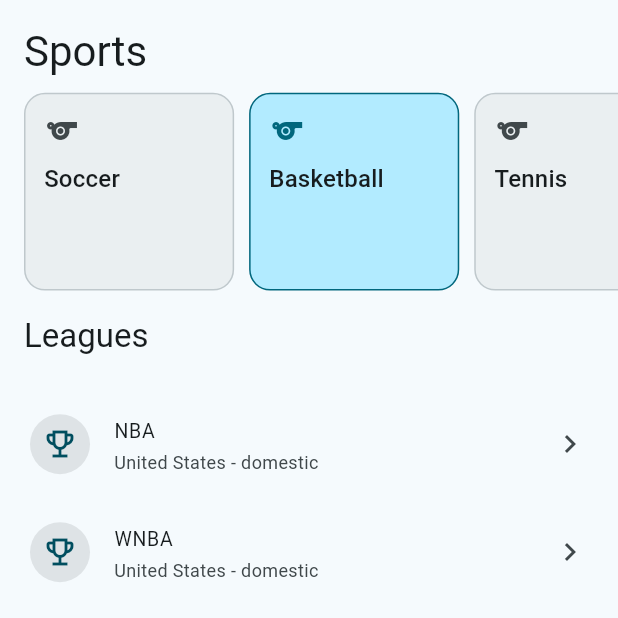
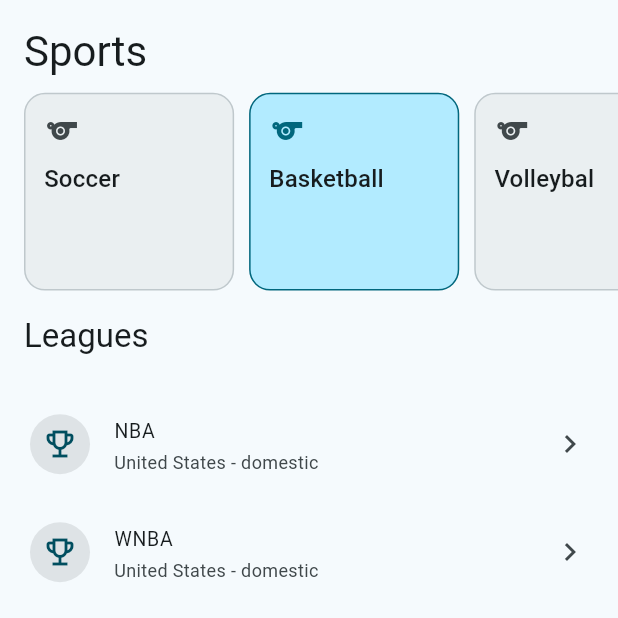
Before and after one commit to coteacarla/Live_sports_app_flutter, a Flutter app: the screen it shows after launch, after a tap on "Basketball", on a phone screen of 412 x 824 dp, the top half of it. Run offline on Flutter 3.47's test engine with Material 3 defaults, Android fonts, the phone set to English and light mode, and no system bars; our stand-ins replace connectivity_plus, dio, equatable, firebase_core, firebase_messaging, flutter_local_notifications and 6 more; accounts and stored records are empty; generated files the repository leaves out were written again; network calls fail.

Commit message:
war is over

```diff
--- a/live_sports_app/lib/core/constants/api_constants.dart
+++ b/live_sports_app/lib/core/constants/api_constants.dart
@@ -8,7 +8,8 @@
 
   static const requestTimeoutSeconds = 15;
 
-  // ESPN public scoreboard feeds — top 4 (or more) live endpoints per sport.
+  // ESPN public scoreboard feeds.
+  // Note: FIVB volleyball endpoints (fivb-volleyball-womens/mens) return HTTP 400 and are excluded.
   static const espnLiveEndpointsBySport = <String, List<String>>{
     'football': [
       'https://site.api.espn.com/apis/site/v2/sports/soccer/eng.1/scoreboard',
@@ -23,12 +24,14 @@
       'https://site.api.espn.com/apis/site/v2/sports/basketball/mens-college-basketball/scoreboard',
       'https://site.api.espn.com/apis/site/v2/sports/basketball/womens-college-basketball/scoreboard',
     ],
-    'tennis': [
-      'https://site.api.espn.com/apis/site/v2/sports/tennis/atp/scoreboard',
-      'https://site.api.espn.com/apis/site/v2/sports/tennis/wta/scoreboard',
+    'volleyball': [
+      'https://site.api.espn.com/apis/site/v2/sports/volleyball/womens-college-volleyball/scoreboard',
+      'https://site.api.espn.com/apis/site/v2/sports/volleyball/mens-college-volleyball/scoreboard',
     ],
     'hockey': [
       'https://site.api.espn.com/apis/site/v2/sports/hockey/nhl/scoreboard',
+      'https://site.api.espn.com/apis/site/v2/sports/hockey/mens-college-hockey/scoreboard',
+      'https://site.api.espn.com/apis/site/v2/sports/hockey/womens-college-hockey/scoreboard',
     ],
   };
 
@@ -36,20 +39,20 @@
   // Used by LeagueFilterBar to build the exact URL when a chip is tapped.
   static const leagueNameToEspnEndpointSlug = <String, String>{
     // ── Football / Soccer ──────────────────────────────────────────────────
-    'Premier League':       'soccer/eng.1',
-    'La Liga':              'soccer/esp.1',
-    'Bundesliga':           'soccer/ger.1',
-    'Serie A':              'soccer/ita.1',
-    'Serie A TIM':          'soccer/ita.1',
-    'Ligue 1':              'soccer/fra.1',
-    'Championship':         'soccer/eng.2',
-    'Scottish Premier League': 'soccer/sco.1',
-    'Scottish Championship':   'soccer/sco.2',
-    'Eredivisie':           'soccer/ned.1',
-    'Primeira Liga':        'soccer/por.1',
-    'Liga Portugal Bwin':   'soccer/por.1',
-    'Super Lig':            'soccer/tur.1',
-    'Süper Lig':            'soccer/tur.1',
+    'Premier League':            'soccer/eng.1',
+    'La Liga':                   'soccer/esp.1',
+    'Bundesliga':                'soccer/ger.1',
+    'Serie A':                   'soccer/ita.1',
+    'Serie A TIM':               'soccer/ita.1',
+    'Ligue 1':                   'soccer/fra.1',
+    'Championship':              'soccer/eng.2',
+    'Scottish Premier League':   'soccer/sco.1',
+    'Scottish Championship':     'soccer/sco.2',
+    'Eredivisie':                'soccer/ned.1',
+    'Primeira Liga':             'soccer/por.1',
+    'Liga Portugal Bwin':        'soccer/por.1',
+    'Super Lig':                 'soccer/tur.1',
+    'Süper Lig':                 'soccer/tur.1',
 
     // ── Basketball ─────────────────────────────────────────────────────────
     'NBA':                        'basketball/nba',
@@ -57,12 +60,14 @@
     'NCAA Men\'s Basketball':     'basketball/mens-college-basketball',
     'NCAA Women\'s Basketball':   'basketball/womens-college-basketball',
 
-    // ── Tennis ─────────────────────────────────────────────────────────────
-    'ATP Tour':  'tennis/atp',
-    'WTA Tour':  'tennis/wta',
+    // ── Volleyball ─────────────────────────────────────────────────────────
+    'NCAA Women\'s Volleyball':   'volleyball/womens-college-volleyball',
+    'NCAA Men\'s Volleyball':     'volleyball/mens-college-volleyball',
 
-    // ── Hockey ────────────────────────────────────────────────────────────
-    'NHL':                         'hockey/nhl',
+    // ── Hockey ─────────────────────────────────────────────────────────────
+    'NHL':                          'hockey/nhl',
+    'NCAA Men\'s Hockey':           'hockey/mens-college-hockey',
+    'NCAA Women\'s Hockey':         'hockey/womens-college-hockey',
   };
 
   // TheSportsDB league IDs used for schedule/results fallback.
@@ -79,11 +84,9 @@
       '4391', // NCAA Men's
       '4394', // EuroLeague
     ],
-    'tennis': [
-      '4516', // ATP Tour
-      '4517', // WTA Tour
-    ],
+    'volleyball': [],
     'hockey': [
+      '4380', // NHL
     ],
   };
 }
--- a/live_sports_app/lib/features/matches/data/datasources/matches_remote_datasource.dart
+++ b/live_sports_app/lib/features/matches/data/datasources/matches_remote_datasource.dart
@@ -103,7 +103,10 @@
             _metaIndexCachedAt ??= DateTime.now().toUtc();
           }
 
-          final normalizedSport = expectedSport ?? _sportIdFromEspnEvent(rawEvent);
+          // Prefer endpoint path for sport ID — more reliable than event-level fields.
+          final normalizedSport = expectedSport
+              ?? (endpointPath != null ? _canonicalSportId(endpointPath.sportPath) : null)
+              ?? _sportIdFromEspnEvent(rawEvent);
           if (sportId != null &&
               sportId.isNotEmpty &&
               normalizedSport != _canonicalSportId(sportId)) {
@@ -163,13 +166,21 @@
     required PaginationParams pagination,
     MatchFilters filters = const MatchFilters(),
   }) async {
+    final leagueEndpoints = _leagueEndpoints(filters.leagueId);
     final all = await _getResultsWindow(
       sportId: filters.sportId,
       baseDate: filters.from,
-      endpoints: _leagueEndpoints(filters.leagueId),
+      endpoints: leagueEndpoints,
     );
 
-    final filtered = _applyFilters(all, filters)
+    // When a league-specific endpoint was used, ESPN already scoped the results
+    // to that league. Don't filter by leagueId name (e.g. 'soccer/esp.1' would
+    // never substring-match 'La Liga'), just apply date + sport filters.
+    final effectiveFilters = leagueEndpoints != null
+        ? MatchFilters(sportId: filters.sportId, from: filters.from, to: filters.to)
+        : filters;
+
+    final filtered = _applyFilters(all, effectiveFilters)
         .where((match) => match.status == MatchStatus.finished)
         .toList(growable: false);
 
@@ -182,13 +193,19 @@
     required PaginationParams pagination,
     MatchFilters filters = const MatchFilters(),
   }) async {
+    final leagueEndpoints = _leagueEndpoints(filters.leagueId);
     final all = await _getResultsWindow(
       sportId: filters.sportId,
       baseDate: filters.from,
-      endpoints: _leagueEndpoints(filters.leagueId),
+      endpoints: leagueEndpoints,
     );
 
-    final filtered = _applyFilters(all, filters)
+    // Same as getPastMatches: league already scoped by endpoint, skip name match.
+    final effectiveFilters = leagueEndpoints != null
+        ? MatchFilters(sportId: filters.sportId, from: filters.from, to: filters.to)
+        : filters;
+
+    final filtered = _applyFilters(all, effectiveFilters)
         .where((match) => match.status == MatchStatus.scheduled)
         .toList(growable: false);
 
@@ -541,7 +558,7 @@
 
     final sportLabel = switch (sportId) {
       'basketball' => 'Basketball update',
-      'tennis' => 'Tennis update',
+      'rugby' => 'Rugby update',
       'hockey' => 'Hockey update',
       _ => 'Live update',
     };
@@ -586,17 +603,59 @@
   }) async {
     final base = (baseDate ?? DateTime.now()).toUtc();
     final resolvedEndpoints = endpoints ?? _resolveEspnEndpoints(sportId);
-    final dated = await _collectEspnMatches(
-      fromOffsetDays: -7,
-      toOffsetDays: 7,
+
+    // When a specific league endpoint is provided the caller wants matches on
+    // the exact selected date — not the current matchday. Use only the dated
+    // fetch so the date window in _applyFilters is respected.
+    if (endpoints != null) {
+      final dated = await _collectEspnMatches(
+        fromOffsetDays: 0,
+        toOffsetDays: 0,
+        sportId: sportId,
+        baseDate: base,
+        endpoints: resolvedEndpoints,
+      );
+      if (dated.isNotEmpty) return dated;
+
+      // ESPN sometimes needs a ±1 day window for timezone edge cases.
+      return _collectEspnMatches(
+        fromOffsetDays: -1,
+        toOffsetDays: 1,
+        sportId: sportId,
+        baseDate: base,
+        endpoints: resolvedEndpoints,
+      );
+    }
+
+    // No league filter: fetch the specific day AND the current/undated window
+    // in parallel. Some ESPN endpoints honour ?dates=; others ignore it and
+    // return the current round — running both guarantees we catch either.
+    final results = await Future.wait([
+      _collectEspnMatches(
+        fromOffsetDays: 0,
+        toOffsetDays: 0,
+        sportId: sportId,
+        baseDate: base,
+        endpoints: resolvedEndpoints,
+      ),
+      _fetchCurrentScoreboards(resolvedEndpoints, sportId: sportId),
+    ]);
+
+    final seen = <String>{};
+    final all = <MatchModel>[];
+    for (final m in results.expand((list) => list)) {
+      if (seen.add(m.id)) all.add(m);
+    }
+    if (all.isNotEmpty) return all;
+
+    // Last resort: ±3 day window (handles endpoints that need a wider range).
+    return _collectEspnMatches(
+      fromOffsetDays: -3,
+      toOffsetDays: 3,
       sportId: sportId,
       baseDate: base,
       endpoints: resolvedEndpoints,
     );
-    if (dated.isNotEmpty) return dated;
-
-    // Fallback for endpoints that ignore the ?dates= param (e.g. tennis).
-    return _fetchCurrentScoreboards(resolvedEndpoints, sportId: sportId);
   }
 
   Future<EspnScoreboardResponse> _fetchEspnScoreboardForDate({
@@ -664,8 +723,9 @@
               _metaIndexCachedAt ??= DateTime.now().toUtc();
             }
 
-            final normalizedSport =
-                expectedSport ?? _sportIdFromEspnEvent(rawEvent);
+            final normalizedSport = expectedSport
+                ?? (endpointPath != null ? _canonicalSportId(endpointPath.sportPath) : null)
+                ?? _sportIdFromEspnEvent(rawEvent);
             if (sportId != null &&
                 sportId.isNotEmpty &&
                 normalizedSport != _canonicalSportId(sportId)) {
@@ -873,9 +933,17 @@
 
     final matchStatus = completed
         ? MatchStatus.finished
-        : (statusName == 'status_in_progress' || statusName.contains('in'))
+        : (statusName.contains('progress') || statusName.contains('in_progress') ||
+                statusName == 'status_in_progress')
             ? MatchStatus.live
-            : MatchStatus.scheduled;
+            : (statusName.contains('halftime') || statusName.contains('half_time') ||
+                    statusName.contains('pause') || statusName.contains('intermission'))
+                ? MatchStatus.paused
+                : (statusName.contains('postponed'))
+                    ? MatchStatus.postponed
+                    : (statusName.contains('cancel'))
+                        ? MatchStatus.cancelled
+                        : MatchStatus.scheduled;
 
     final league = rawEvent.league;
     final eventLeagueId = (league?.name ??
@@ -894,7 +962,7 @@
     var awayTeam = _espnCompetitorToTeam(away);
 
     // Last-resort fallback: parse "Player A vs. Player B" from the event title.
-    // Covers individual sports (tennis, golf) where competitor parsing may fail.
+    // Covers individual sports (rugby, golf) where competitor parsing may fail.
     if (homeTeam.name == 'Unknown' || awayTeam.name == 'Unknown') {
       for (final sep in const [' vs. ', ' vs ']) {
         if (rawEvent.name.contains(sep)) {
@@ -957,7 +1025,7 @@
     final sport = rawEvent.sport?.slug?.toLowerCase();
     if (sport == 'soccer') return 'football';
     if (sport == 'basketball') return 'basketball';
-    if (sport == 'tennis') return 'tennis';
+    if (sport == 'rugby') return 'rugby';
     if (sport == 'hockey') return 'hockey';
 
     final league = rawEvent.league;
@@ -967,14 +1035,10 @@
     if (leagueName.contains('nba') || leagueName.contains('basketball')) {
       return 'basketball';
     }
-    if (leagueName.contains('atp') ||
-        leagueName.contains('wta') ||
-        leagueName.contains('tennis') ||
-        leagueName.contains('us open') ||
-        leagueName.contains('wimbledon') ||
-        leagueName.contains('french open') ||
-        leagueName.contains('australian open')) {
-      return 'tennis';
+    if (leagueName.contains('rugby') ||
+        leagueName.contains('six nations') ||
+        leagueName.contains('rugby championship')) {
+      return 'rugby';
     }
     if (leagueName.contains('premier') ||
         leagueName.contains('la liga') ||
@@ -995,7 +1059,7 @@
         return 'football';
       }
       if (sport.contains('basketball')) return 'basketball';
-      if (sport.contains('tennis')) return 'tennis';
+      if (sport.contains('rugby')) return 'rugby';
       if (sport.contains('hockey')) return 'hockey';
       return sport;
     }
@@ -1007,7 +1071,7 @@
     final sportPath = meta.sportPath.toLowerCase();
     if (sportPath.contains('soccer')) return 'football';
     if (sportPath.contains('basketball')) return 'basketball';
-    if (sportPath.contains('tennis')) return 'tennis';
+    if (sportPath.contains('rugby')) return 'rugby';
     if (sportPath.contains('hockey')) return 'hockey';
     return sportPath;
   }
--- a/live_sports_app/lib/features/matches/presentation/screens/live_matches_screen.dart
+++ b/live_sports_app/lib/features/matches/presentation/screens/live_matches_screen.dart
@@ -38,14 +38,7 @@
             SliverPadding(
               padding: EdgeInsets.all(spacingSmall),
               sliver: SliverToBoxAdapter(
-                child: LeagueFilterBar(
-                  onSelectLeague: (id, leagueSportId) {
-                    ref.read(selectedLeagueIdProvider.notifier).setLeagueId(id);
-                    if (leagueSportId != null) {
-                      ref.read(selectedSportIdProvider.notifier).setSportId(leagueSportId);
-                    }
-                  },
-                ),
+                child: const LeagueFilterBar(),
               ),
             ),
 
--- a/live_sports_app/lib/features/matches/presentation/screens/results_screen.dart
+++ b/live_sports_app/lib/features/matches/presentation/screens/results_screen.dart
@@ -35,14 +35,7 @@
             SliverPadding(
               padding: const EdgeInsets.fromLTRB(16, 16, 16, 0),
               sliver: SliverToBoxAdapter(
-                child: LeagueFilterBar(
-                  onSelectLeague: (id, leagueSportId) {
-                    ref.read(selectedLeagueIdProvider.notifier).setLeagueId(id);
-                    if (leagueSportId != null) {
-                      ref.read(selectedSportIdProvider.notifier).setSportId(leagueSportId);
-                    }
-                  },
-                ),
+                child: const LeagueFilterBar(),
               ),
             ),
 
--- a/live_sports_app/lib/features/matches/providers.dart
+++ b/live_sports_app/lib/features/matches/providers.dart
@@ -263,17 +263,24 @@
         (matches) {
           final filtered = _filterMatches(matches);
 
-          final previousIds = state.matches.map((m) => m.id).toSet();
-          final newlyLive = filtered.where(
-            (m) =>
-                m.isLive &&
-                !previousIds.contains(m.id) &&
-                ref.read(matchNotificationPreferencesProvider.notifier).isEnabled(m.id),
-          );
-          for (final m in newlyLive) {
+          final previousScores = {
+            for (final m in state.matches) m.id: (m.homeScore, m.awayScore),
+          };
+          final notifier = ref.read(matchNotificationPreferencesProvider.notifier);
+          final notificationService = ref.read(localNotificationServiceProvider);
+          for (final m in filtered) {
+            if (!m.isLive || !notifier.isEnabled(m.id)) continue;
+            final prev = previousScores[m.id];
+            final isNew = prev == null;
+            final scoreChanged = prev != null &&
+                (prev.$1 != m.homeScore || prev.$2 != m.awayScore);
+            if (!isNew && !scoreChanged) continue;
+            final title = isNew
+                ? 'Live now: ${m.homeTeam.name} vs ${m.awayTeam.name}'
+                : 'Score update: ${m.homeTeam.name} vs ${m.awayTeam.name}';
             unawaited(
-              ref.read(localNotificationServiceProvider).showInstantNotification(
-                title: 'Live now: ${m.homeTeam.name} vs ${m.awayTeam.name}',
+              notificationService.showInstantNotification(
+                title: title,
                 body:
                     '${m.homeTeam.name} ${m.homeScore ?? 0} - ${m.awayScore ?? 0} ${m.awayTeam.name}',
               ),
@@ -302,18 +309,17 @@
   }
 
   List<Match> _filterMatches(List<Match> matches) {
-    final nowUtc = DateTime.now().toUtc();
-    final startOfToday = DateTime.utc(nowUtc.year, nowUtc.month, nowUtc.day);
-    final endOfToday = startOfToday.add(const Duration(days: 1));
+    final leagueId = ref.read(selectedLeagueIdProvider);
 
     return matches
         .where((m) {
           if (m.sportId.toLowerCase() != _sportId.toLowerCase()) return false;
-          if (m.isLive) return true;
-          if (!m.isScheduled) return false;
-          // Only upcoming fixtures for today, not future days.
-          return !m.scheduledAt.isBefore(startOfToday) &&
-              m.scheduledAt.isBefore(endOfToday);
+          if (leagueId != null && leagueId.isNotEmpty) {
+            final ml = m.leagueId.toLowerCase();
+            final fl = leagueId.toLowerCase();
+            if (ml.isEmpty || (!ml.contains(fl) && !fl.contains(ml))) return false;
+          }
+          return m.isLive;
         })
         .toList(growable: false);
   }
--- a/live_sports_app/lib/features/sports/data/datasources/sports_remote_datasource.dart
+++ b/live_sports_app/lib/features/sports/data/datasources/sports_remote_datasource.dart
@@ -25,7 +25,7 @@
   static const Set<String> _supportedSportIds = {
     'football',
     'basketball',
-    'tennis',
+    'volleyball',
     'hockey',
   };
 
@@ -33,7 +33,7 @@
     'soccer': 'Soccer',
     'football': 'Soccer',
     'basketball': 'Basketball',
-    'tennis': 'Tennis',
+    'volleyball': 'Volleyball',
     'hockey': 'Hockey',
     'baseball': 'Baseball',
     'american-football': 'American Football',
@@ -62,11 +62,13 @@
     'WNBA': '2025',
     "NCAA Men's Basketball": '2024-2025',
     "NCAA Women's Basketball": '2024-2025',
-    // Tennis
-    'ATP Tour': '2025',
-    'WTA Tour': '2025',
+    // Volleyball
+    "NCAA Women's Volleyball": '2025-2026',
+    "NCAA Men's Volleyball": '2025-2026',
     // Hockey
     'NHL': '2025-2026',
+    "NCAA Men's Hockey": '2025-2026',
+    "NCAA Women's Hockey": '2025-2026',
   };
 
   // Static league definitions guaranteed to appear for every sport,
@@ -121,21 +123,31 @@
         country: 'United States', currentSeason: '2024-2025',
       ),
     ],
-    'tennis': [
+    'volleyball': [
       LeagueModel(
-        id: 's_atp', name: 'ATP Tour',
-        sportType: SportType.tennis, type: LeagueType.international,
-        currentSeason: '2025',
+        id: 's_ncaa_wv', name: "NCAA Women's Volleyball",
+        sportType: SportType.volleyball, type: LeagueType.domestic,
+        country: 'United States', currentSeason: '2025-2026',
       ),
       LeagueModel(
-        id: 's_wta', name: 'WTA Tour',
-        sportType: SportType.tennis, type: LeagueType.international,
-        currentSeason: '2025',
+        id: 's_ncaa_mv', name: "NCAA Men's Volleyball",
+        sportType: SportType.volleyball, type: LeagueType.domestic,
+        country: 'United States', currentSeason: '2025-2026',
       ),
     ],
     'hockey': [
       LeagueModel(
         id: 's_nhl', name: 'NHL',
+        sportType: SportType.hockey, type: LeagueType.domestic,
+        country: 'United States', currentSeason: '2025-2026',
+      ),
+      LeagueModel(
+        id: 's_ncaa_mh', name: "NCAA Men's Hockey",
+        sportType: SportType.hockey, type: LeagueType.domestic,
+        country: 'United States', currentSeason: '2025-2026',
+      ),
+      LeagueModel(
+        id: 's_ncaa_wh', name: "NCAA Women's Hockey",
         sportType: SportType.hockey, type: LeagueType.domestic,
         country: 'United States', currentSeason: '2025-2026',
       ),
@@ -158,9 +170,9 @@
         isPopular: true,
       ),
       const SportModel(
-        id: 'tennis',
-        name: 'Tennis',
-        slug: 'tennis',
+        id: 'volleyball',
+        name: 'Volleyball',
+        slug: 'volleyball',
         isPopular: true,
       ),
       const SportModel(
--- a/live_sports_app/lib/features/sports/data/models/sport_model.dart
+++ b/live_sports_app/lib/features/sports/data/models/sport_model.dart
@@ -34,8 +34,8 @@
               .replaceAll(RegExp(r'\s+'), '-'),
         ),
         iconUrl: (json['strSportThumb'] ?? json['icon_url'])?.toString(),
-        isPopular: const {'Soccer', 'Basketball', 'Tennis'}
-            .contains((json['strSport'] ?? '').toString()),
+        isPopular: const {'Soccer', 'Basketball', 'Rugby'}
+          .contains((json['strSport'] ?? '').toString()),
       );
 
   static String _canonicalSlug(String slug) {
--- a/live_sports_app/lib/features/sports/domain/entities/sport.dart
+++ b/live_sports_app/lib/features/sports/domain/entities/sport.dart
@@ -4,6 +4,8 @@
   football,
   basketball,
   tennis,
+  volleyball,
+  rugby,
   hockey,
   baseball,
   americanFootball,
@@ -13,6 +15,8 @@
         SportType.football => 'football',
         SportType.basketball => 'basketball',
         SportType.tennis => 'tennis',
+        SportType.volleyball => 'volleyball',
+        SportType.rugby => 'rugby',
         SportType.hockey => 'hockey',
         SportType.baseball => 'baseball',
         SportType.americanFootball => 'american-football',
@@ -25,6 +29,8 @@
       'soccer' || 'football' => SportType.football,
       'basketball' => SportType.basketball,
       'tennis' => SportType.tennis,
+      'volleyball' => SportType.volleyball,
+      'rugby' => SportType.rugby,
       'hockey' => SportType.hockey,
       'baseball' => SportType.baseball,
       'american-football' || 'american football' => SportType.americanFootball,
--- a/live_sports_app/lib/features/sports/presentation/screens/sports_screen.dart
+++ b/live_sports_app/lib/features/sports/presentation/screens/sports_screen.dart
@@ -182,11 +182,13 @@
     'WNBA',
     "NCAA Men's Basketball",
     "NCAA Women's Basketball",
-    // Tennis
-    'ATP Tour',
-    'WTA Tour',
+    // Volleyball
+    "NCAA Women's Volleyball",
+    "NCAA Men's Volleyball",
     // Hockey
     'NHL',
+    "NCAA Men's Hockey",
+    "NCAA Women's Hockey",
   };
 
   @override
```
Also changed, not shown: live_sports_app/lib/features/matches/presentation/widgets/league_filter_bar.dart (+12 -12 lines), live_sports_app/lib/features/matches/data/models/espn/espn_models.g.dart.
